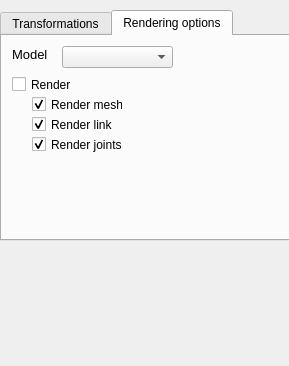
Above: GUI/SideWidget.ui from istee/cor3d before the change. Below: the same form after it.
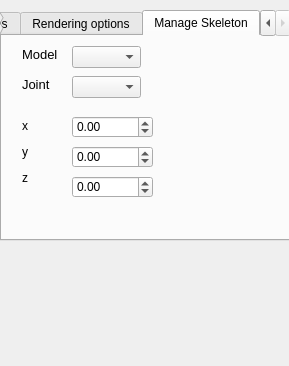
That is the form after the change.

```diff
--- a/GUI/SideWidget.ui
+++ b/GUI/SideWidget.ui
@@ -35,7 +35,7 @@
     </rect>
    </property>
    <property name="currentIndex">
-    <number>1</number>
+    <number>2</number>
    </property>
    <widget class="QWidget" name="Transformations">
     <attribute name="title">
@@ -328,6 +328,172 @@
      </property>
     </widget>
    </widget>
+   <widget class="QWidget" name="Manage_skeleton">
+    <attribute name="title">
+     <string>Manage Skeleton</string>
+    </attribute>
+    <widget class="QComboBox" name="comboBox">
+     <property name="geometry">
+      <rect>
+       <x>70</x>
+       <y>10</y>
+       <width>69</width>
+       <height>22</height>
+      </rect>
+     </property>
+    </widget>
+    <widget class="QLabel" name="label_9">
+     <property name="geometry">
+      <rect>
+       <x>20</x>
+       <y>10</y>
+       <width>51</width>
+       <height>16</height>
+      </rect>
+     </property>
+     <property name="font">
+      <font>
+       <pointsize>10</pointsize>
+      </font>
+     </property>
+     <property name="text">
+      <string>Model</string>
+     </property>
+    </widget>
+    <widget class="QComboBox" name="comboBox_3">
+     <property name="geometry">
+      <rect>
+       <x>70</x>
+       <y>40</y>
+       <width>69</width>
+       <height>22</height>
+      </rect>
+     </property>
+    </widget>
+    <widget class="QLabel" name="label_10">
+     <property name="geometry">
+      <rect>
+       <x>20</x>
+       <y>40</y>
+       <width>51</width>
+       <height>16</height>
+      </rect>
+     </property>
+     <property name="font">
+      <font>
+       <pointsize>10</pointsize>
+      </font>
+     </property>
+     <property name="text">
+      <string>Joint</string>
+     </property>
+    </widget>
+    <widget class="QLabel" name="label_11">
+     <property name="geometry">
+      <rect>
+       <x>20</x>
+       <y>80</y>
+       <width>21</width>
+       <height>20</height>
+      </rect>
+     </property>
+     <property name="text">
+      <string>x</string>
+     </property>
+     <property name="buddy">
+      <cstring>trans_x_spin_box</cstring>
+     </property>
+    </widget>
+    <widget class="QLabel" name="label_12">
+     <property name="geometry">
+      <rect>
+       <x>20</x>
+       <y>106</y>
+       <width>21</width>
+       <height>20</height>
+      </rect>
+     </property>
+     <property name="text">
+      <string>y</string>
+     </property>
+     <property name="buddy">
+      <cstring>trans_y_spin_box</cstring>
+     </property>
+    </widget>
+    <widget class="QLabel" name="label_13">
+     <property name="geometry">
+      <rect>
+       <x>20</x>
+       <y>132</y>
+       <width>21</width>
+       <height>20</height>
+      </rect>
+     </property>
+     <property name="text">
+      <string>z</string>
+     </property>
+     <property name="buddy">
+      <cstring>trans_z_spin_box</cstring>
+     </property>
+    </widget>
+    <widget class="QDoubleSpinBox" name="doubleSpinBox">
+     <property name="geometry">
+      <rect>
+       <x>70</x>
+       <y>80</y>
+       <width>81</width>
+       <height>22</height>
+      </rect>
+     </property>
+     <property name="minimum">
+      <double>-100.000000000000000</double>
+     </property>
+     <property name="maximum">
+      <double>100.000000000000000</double>
+     </property>
+     <property name="singleStep">
+      <double>0.100000000000000</double>
+     </property>
+    </widget>
+    <widget class="QDoubleSpinBox" name="doubleSpinBox_2">
+     <property name="geometry">
+      <rect>
+       <x>70</x>
+       <y>110</y>
+       <width>81</width>
+       <height>22</height>
+      </rect>
+     </property>
+     <property name="minimum">
+      <double>-100.000000000000000</double>
+     </property>
+     <property name="maximum">
+      <double>100.000000000000000</double>
+     </property>
+     <property name="singleStep">
+      <double>0.100000000000000</double>
+     </property>
+    </widget>
+    <widget class="QDoubleSpinBox" name="doubleSpinBox_3">
+     <property name="geometry">
+      <rect>
+       <x>70</x>
+       <y>140</y>
+       <width>81</width>
+       <height>22</height>
+      </rect>
+     </property>
+     <property name="minimum">
+      <double>-100.000000000000000</double>
+     </property>
+     <property name="maximum">
+      <double>100.000000000000000</double>
+     </property>
+     <property name="singleStep">
+      <double>0.100000000000000</double>
+     </property>
+    </widget>
+   </widget>
   </widget>
  </widget>
  <resources/>
```
